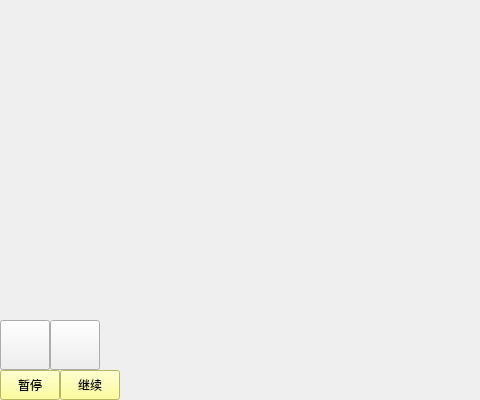
Above: mainwindow.ui from xiaoqiche/TowerDefenseQt before the change. Below: the same form after it.
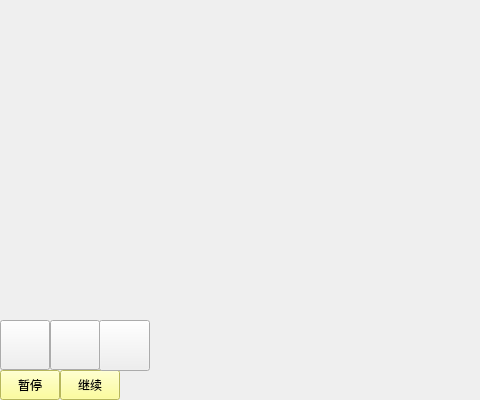
That is the form after the change. Icons and pictures are not drawn.

The edit to the form file:
```diff
--- a/mainwindow.ui
+++ b/mainwindow.ui
@@ -96,10 +96,26 @@
      <string>暂停</string>
     </property>
    </widget>
+   <widget class="QPushButton" name="ChangeType_3">
+    <property name="geometry">
+     <rect>
+      <x>99</x>
+      <y>320</y>
+      <width>51</width>
+      <height>51</height>
+     </rect>
+    </property>
+    <property name="styleSheet">
+     <string notr="true">QPushButton{
+	background-image: url(:/image/Tower 2-1normal.png);
+}</string>
+    </property>
+   </widget>
    <zorder>ChangeType_2</zorder>
    <zorder>continue_2</zorder>
    <zorder>ChangeType</zorder>
    <zorder>stop</zorder>
+   <zorder>ChangeType_3</zorder>
   </widget>
  </widget>
  <layoutdefault spacing="6" margin="11"/>
```
